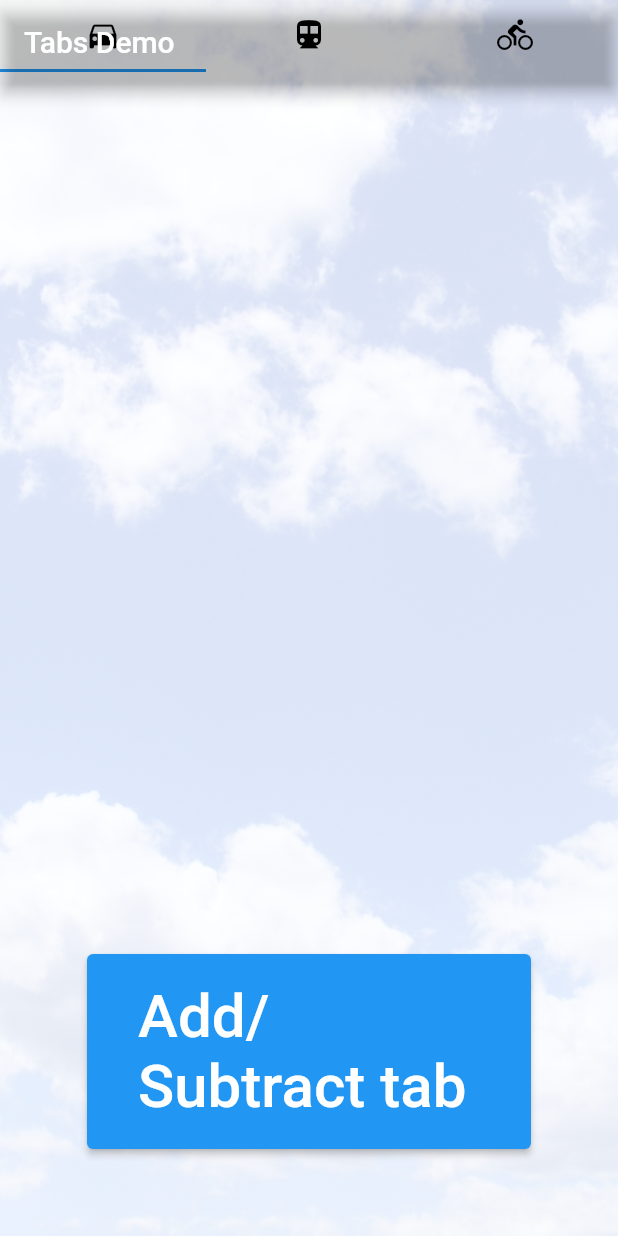
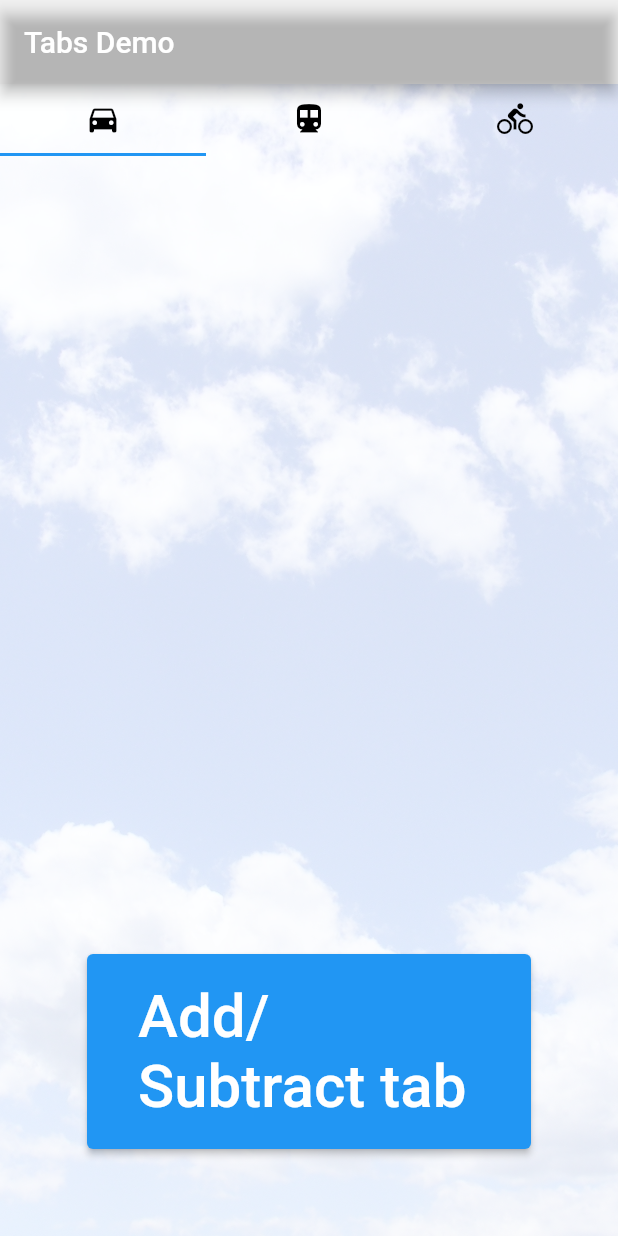
Before and after one commit to sobrienpdx/repro_tabController_bug, a Flutter app: the screen it shows after launch, on a phone screen of 412 x 824 dp. Run offline on Flutter 3.47's test engine with Material 2 defaults, Android fonts, the phone set to English and light mode, and no system bars.

```diff
--- a/lib/main.dart
+++ b/lib/main.dart
@@ -1,19 +1,10 @@
 import 'package:flutter/material.dart';
-import 'package:mobx/mobx.dart';
 import 'package:provider/provider.dart';
 
 
-
-part 'main.g.dart';
-
-class Repro = ReproBase with _$Repro;
-
-abstract class ReproBase with Store {
-  @observable
+class Repro  {
   var tabIcons = [Icon(Icons.directions_car, color: Colors.black,), Icon(Icons.directions_transit, color: Colors.black), Icon(Icons.directions_bike, color: Colors.black)];
-
 }
-
 
 void main() {
 
@@ -40,7 +31,7 @@ class _TabBarDemoState extends State<TabBarDemo> {
       home: DefaultTabController(
         length: repro.tabIcons.length,
         child: Scaffold(
-          extendBodyBehindAppBar: true, // comment this out and the error goes away
+          // extendBodyBehindAppBar: true, // comment this out and the error goes away
           appBar: AppBar(
             backgroundColor: Colors.transparent,
             title: const Text('Tabs Demo'),
@@ -57,7 +48,7 @@ class _TabBarDemoState extends State<TabBarDemo> {
               ),
             child: Stack(
               children: [
-                Tabsies(),
+                TabsForRepro(),
                 Align(
                   alignment: Alignment.bottomRight,
                   child: Padding(
@@ -85,14 +76,14 @@ class _TabBarDemoState extends State<TabBarDemo> {
 }
 
 
-class Tabsies extends StatefulWidget {
-  const Tabsies({Key? key}) : super(key: key);
+class TabsForRepro extends StatefulWidget {
+  const TabsForRepro({Key? key}) : super(key: key);
 
   @override
-  _TabsiesState createState() => _TabsiesState();
+  _TabsForReproState createState() => _TabsForReproState();
 }
 
-class _TabsiesState extends State<Tabsies> {
+class _TabsForReproState extends State<TabsForRepro> {
   @override
   Widget build(BuildContext context) {
     var repro = Provider.of<Repro>(context);
--- a/pubspec.yaml
+++ b/pubspec.yaml
@@ -23,8 +23,6 @@ environment:
 dependencies:
   flutter:
     sdk: flutter
-  flutter_mobx: ^2.0.0
-  mobx: ^2.0.1
   provider: ^5.0.0
 
 
@@ -39,7 +37,6 @@ dev_dependencies:
   build_runner: ^1.3.1
   flutter_test:
     sdk: flutter
-  mobx_codegen: ^2.0.1+2
 
 
 
```
Also changed, not shown: lib/main.g.dart (deleted).
